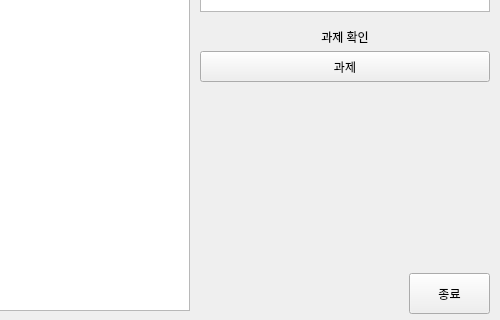
The window that src/main.ui (kim-do-hyeon/jj_cyber_campus_management) describes before a commit, drawn with Qt 5; both pictures show x 650 to 1150 and y 199 to 519 of the 1150 by 519 pixel window.
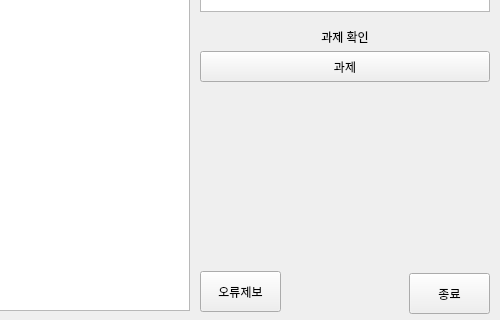
The same window after the commit.

Commit message: Add error report function

Patch:
```diff
--- a/src/main.ui
+++ b/src/main.ui
@@ -265,6 +265,19 @@
      <string>종료</string>
     </property>
    </widget>
+   <widget class="QPushButton" name="error_send">
+    <property name="geometry">
+     <rect>
+      <x>850</x>
+      <y>470</y>
+      <width>81</width>
+      <height>41</height>
+     </rect>
+    </property>
+    <property name="text">
+     <string>오류제보</string>
+    </property>
+   </widget>
   </widget>
  </widget>
  <resources/>
```
The commit also changes 2 other files.
